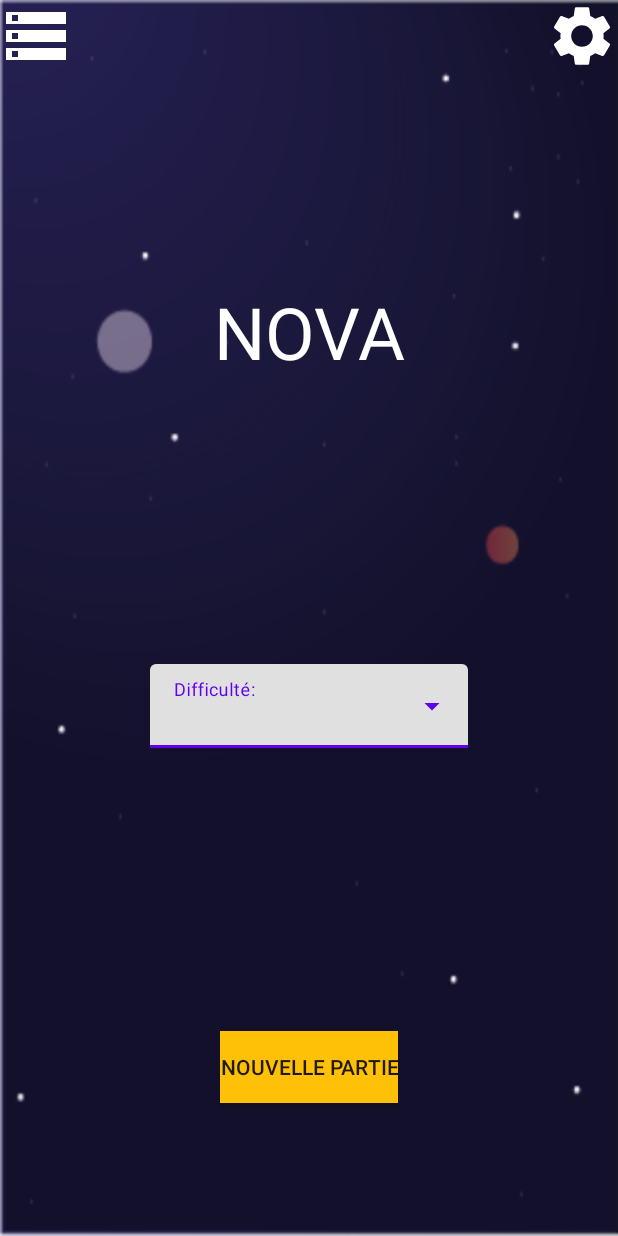
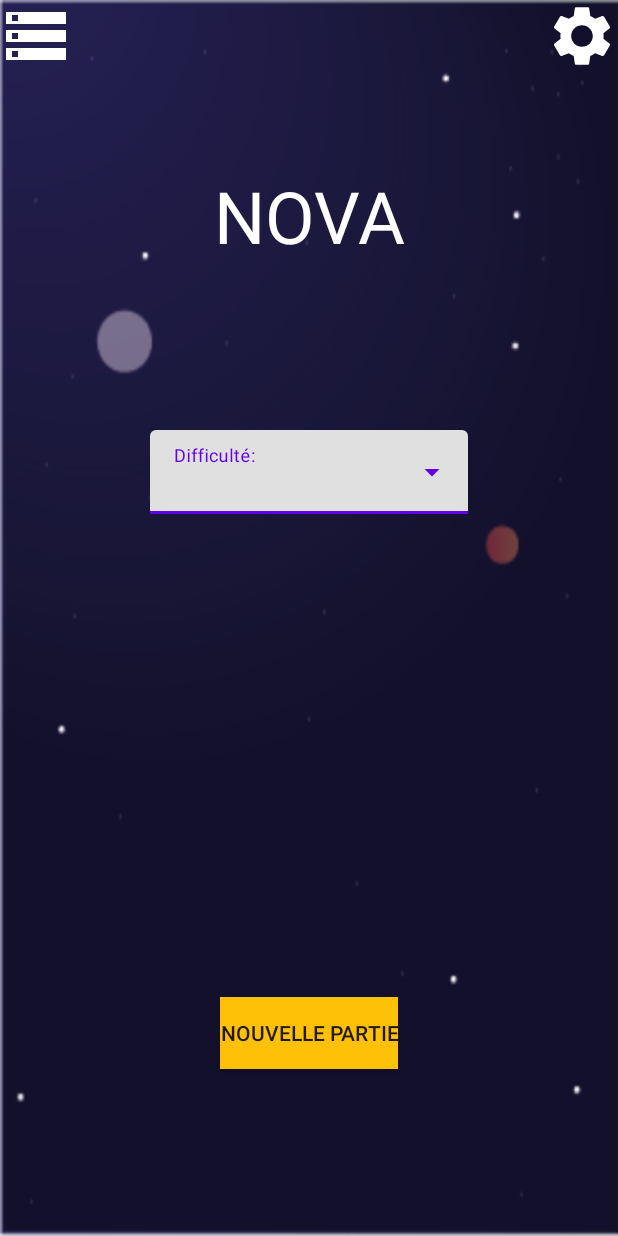
Before and after one commit to nova-project-esgi/nova.mobile, an Android app: the DashboardActivity screen opened directly, with no data from a screen before it, on a phone screen of 412 x 824 dp. Run offline under Robolectric (Android 15) with nearby library versions, the phone set to English and light mode, and no system bars; our stand-ins replace Dagger/Hilt's generated code, Room's generated code; libraries missing offline, so code that uses them is left out: org.jetbrains.anko; 1 statement that could not run was skipped.

Commit message:
refacto constraint

```diff
--- a/app/src/main/res/layout/activity_dashboard.xml
+++ b/app/src/main/res/layout/activity_dashboard.xml
@@ -44,7 +44,7 @@
     <com.google.android.material.textfield.TextInputLayout
         android:id="@+id/ln_difficulty"
         app:layout_constraintTop_toBottomOf="@id/tv_title"
-        app:layout_constraintBottom_toTopOf="@id/btn_init_new_game"
+        app:layout_constraintBottom_toTopOf="@id/list_resource"
         app:layout_constraintStart_toStartOf="parent"
         app:layout_constraintEnd_toEndOf="parent"
         style="@style/Widget.MaterialComponents.TextInputLayout.FilledBox.ExposedDropdownMenu"
@@ -68,7 +68,7 @@
         android:layout_width="match_parent"
         android:layout_height="100dp"
         app:layout_constraintTop_toBottomOf="@id/ln_difficulty"
-        app:layout_constraintBottom_toTopOf="@id/btn_new_game"
+        app:layout_constraintBottom_toTopOf="@id/btn_init_new_game"
         app:layout_constraintStart_toStartOf="parent"
         app:layout_constraintEnd_toEndOf="parent"
         android:gravity="center"
```
